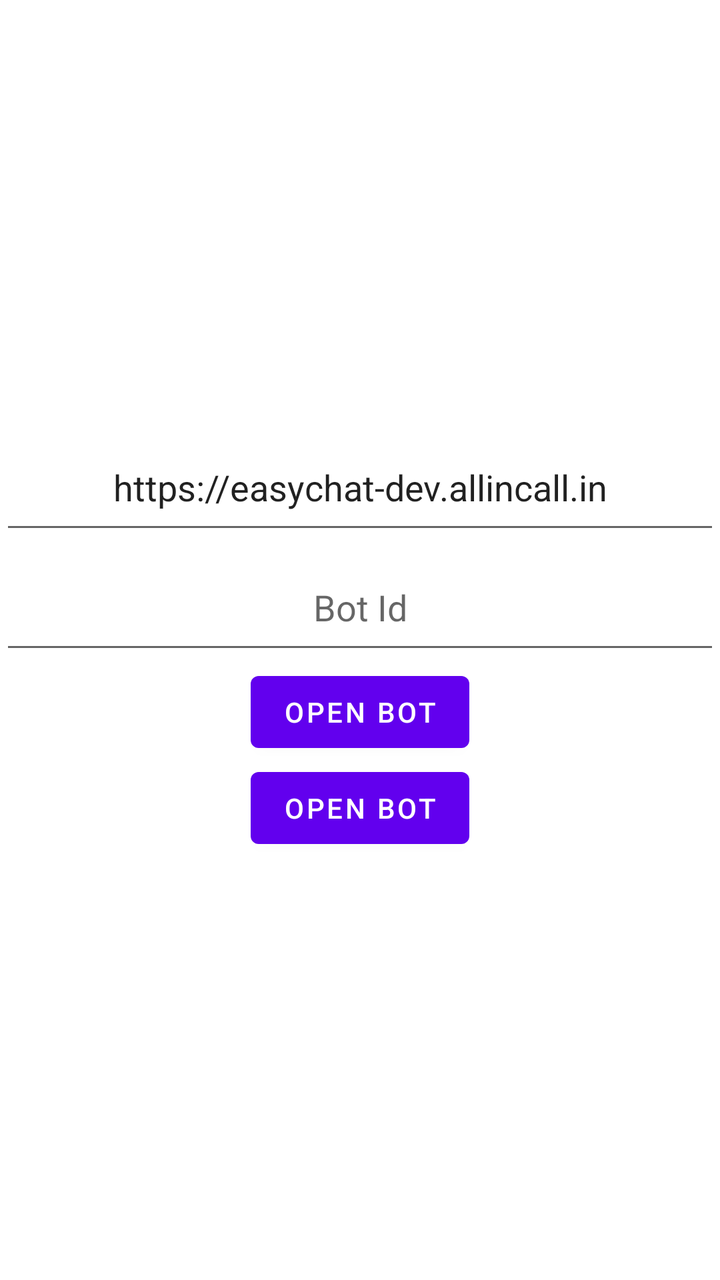
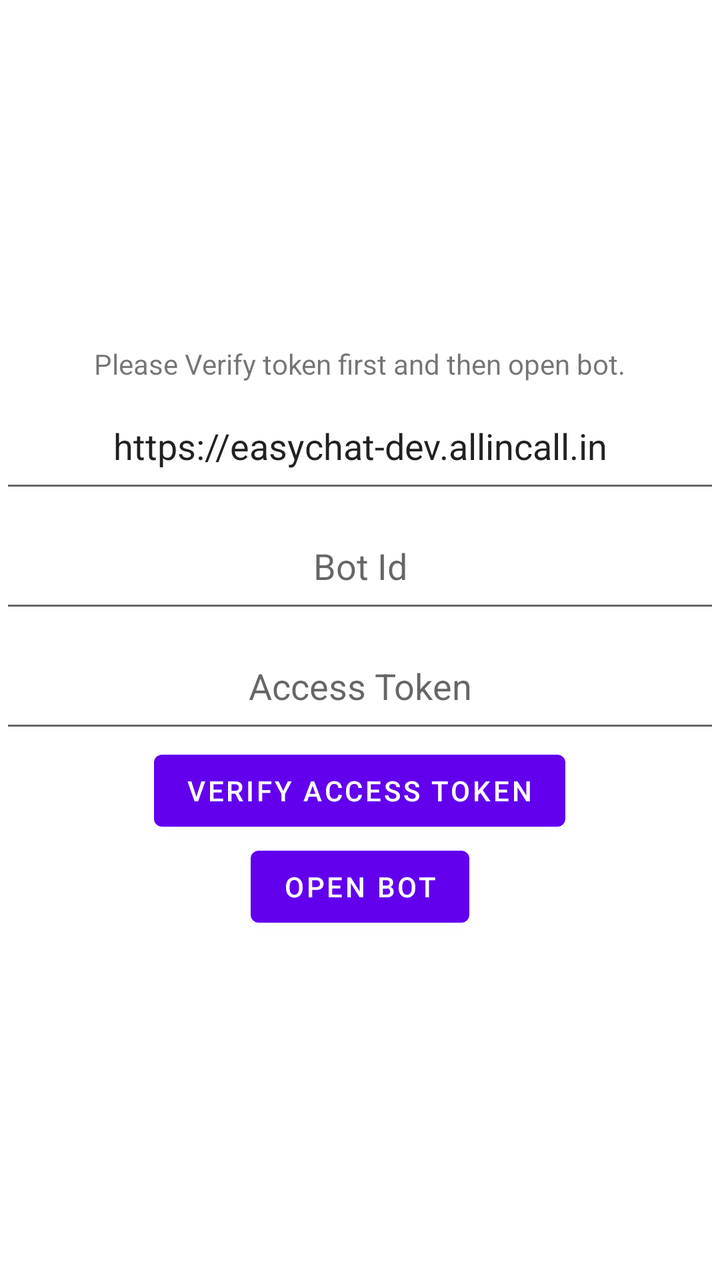

Before-and-after screenshots of an Android layout around one commit, followed by the original layout XML and the change that was made.
<!-- AndroidManifest.xml: application theme Theme.EasyChatWebView -->
<!-- res/layout/activity_main.xml -->
<?xml version="1.0" encoding="utf-8"?>
<LinearLayout xmlns:android="http://schemas.android.com/apk/res/android"
    xmlns:app="http://schemas.android.com/apk/res-auto"
    xmlns:tools="http://schemas.android.com/tools"
    android:layout_width="match_parent"
    android:layout_height="match_parent"
    android:gravity="center"
    android:orientation="vertical"
    tools:context=".MainActivity">
    <EditText
        android:layout_width="match_parent"
        android:layout_height="60dp"
        android:text="https://easychat-dev.allincall.in"
        android:gravity="center"
        android:hint="Domain Name"
        android:id="@+id/domain_et"
        />
    <EditText
        android:layout_width="match_parent"
        android:layout_height="60dp"
        android:hint="Bot Id"
        android:inputType="number"
        android:gravity="center"
        android:id="@+id/bot_id_et"
        />
    <Button
        android:layout_width="wrap_content"
        android:layout_height="wrap_content"
        android:text="Open Bot"
        android:id="@+id/open_bot_btn"
       />

    <Button
        android:layout_width="wrap_content"
        android:layout_height="wrap_content"
        android:text="Open Bot"
        android:id="@+id/open_test_activity"
        />


</LinearLayout>
<!-- resources referenced by this layout -->
<resources>
  <style name="Theme.EasyChatWebView" parent="Theme.MaterialComponents.DayNight.DarkActionBar">
          
          <item name="colorPrimary">@color/purple_500</item>
          <item name="colorPrimaryVariant">@color/purple_700</item>
          <item name="colorOnPrimary">@color/white</item>
          
          <item name="colorSecondary">@color/teal_200</item>
          <item name="colorSecondaryVariant">@color/teal_700</item>
          <item name="colorOnSecondary">@color/black</item>
          
          <item name="android:statusBarColor" tools:targetApi="l">?attr/colorPrimaryVariant</item>
          
      </style>
  <color name="purple_500">#FF6200EE</color>
  <color name="purple_700">#FF3700B3</color>
  <color name="white">#FFFFFFFF</color>
  <color name="teal_200">#FF03DAC5</color>
  <color name="teal_700">#FF018786</color>
  <color name="black">#FF000000</color>
</resources>

<!-- the commit's change to res/layout/activity_main.xml (unified diff, before → after) -->
@@ -7,6 +7,10 @@
     android:gravity="center"
     android:orientation="vertical"
     tools:context=".MainActivity">
+    <TextView
+        android:layout_width="wrap_content"
+        android:layout_height="wrap_content"
+        android:text="Please Verify token first and then open bot."/>
     <EditText
         android:layout_width="match_parent"
         android:layout_height="60dp"
@@ -23,6 +27,22 @@
         android:gravity="center"
         android:id="@+id/bot_id_et"
         />
+
+    <EditText
+        android:layout_width="match_parent"
+        android:layout_height="60dp"
+        android:hint="Access Token"
+        android:gravity="center"
+        android:id="@+id/access_token_et"
+        />
+
+    <Button
+        android:layout_width="wrap_content"
+        android:layout_height="wrap_content"
+        android:text="Verify Access Token"
+        android:id="@+id/verify_access_token"
+        />
+
     <Button
         android:layout_width="wrap_content"
         android:layout_height="wrap_content"
@@ -34,8 +54,10 @@
         android:layout_width="wrap_content"
         android:layout_height="wrap_content"
         android:text="Open Bot"
+        android:visibility="gone"
         android:id="@+id/open_test_activity"
         />
 
 
+
 </LinearLayout>
